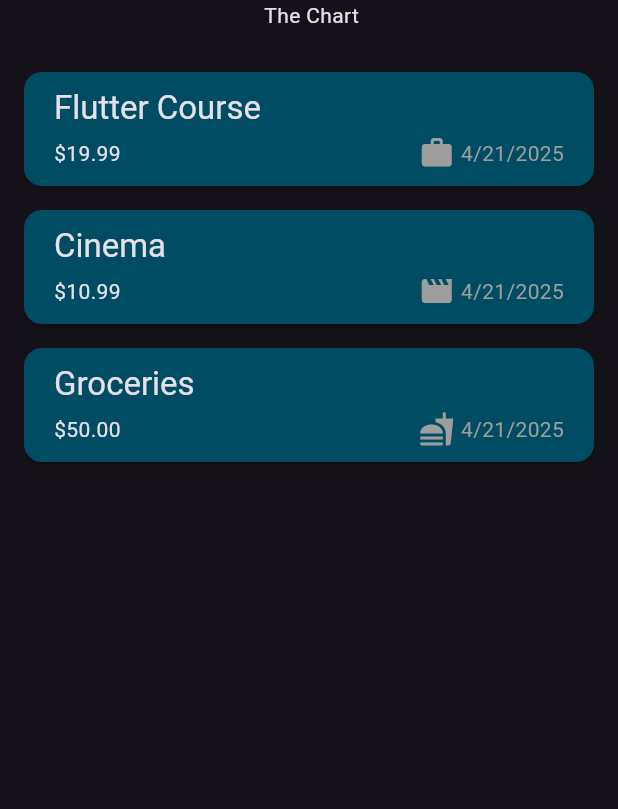
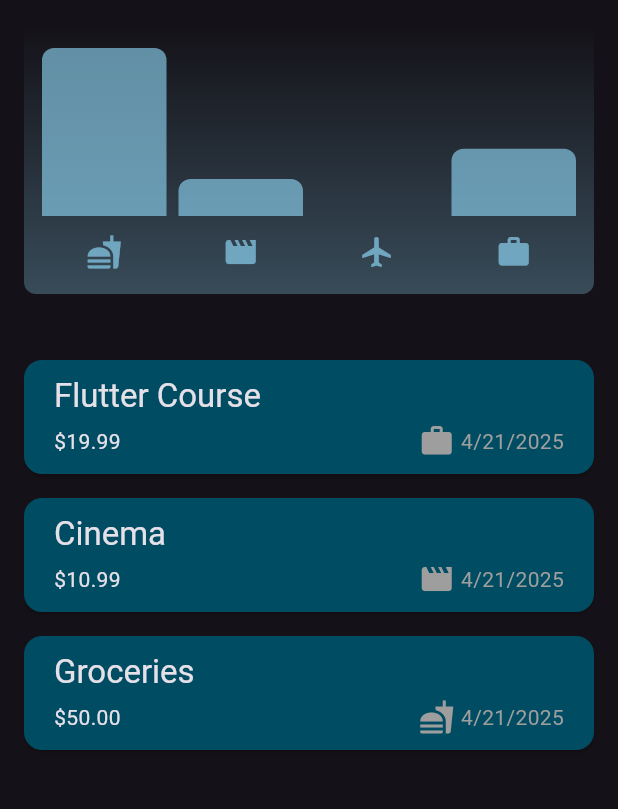
Before and after one commit to PJozeph/expense-tracker-app, a Flutter app: the screen it shows after launch, on a phone screen of 412 x 824 dp, the part 84-893 px from its top. Run offline on Flutter 3.47's test engine with Material 3 defaults, Android fonts, the phone set to English and light mode, and no system bars.

Commit message:
add chart and chart bar widgets to visualize expense categories

```diff
--- a/lib/models/expense.dart
+++ b/lib/models/expense.dart
@@ -28,8 +28,27 @@ class Expense {
     required this.category,
   }) : id = uuid.v4();
 
-
   String get formatedDate {
     return formatter.format(date);
   }
 }
+
+class ExpenseBucket {
+  final ExpenseCategory category;
+  final List<Expense> expenses;
+
+  ExpenseBucket.forCategory(List<Expense> allExpense, this.category)
+    : expenses =
+          allExpense.where((expense) => expense.category == category).toList();
+
+  ExpenseBucket({required this.category, required this.expenses});
+
+  double get totalExpenses {
+    double total = 0;
+    for (var expense in expenses) {
+      total += expense.amount;
+    }
+
+    return total;
+  }
+}
--- /dev/null
+++ b/lib/widgets/chart.dart
@@ -0,0 +1,95 @@
+import 'package:expense_tracker/widgets/chart_bar.dart';
+import 'package:flutter/foundation.dart';
+import 'package:flutter/material.dart';
+
+import 'package:expense_tracker/models/expense.dart';
+
+class Chart extends StatelessWidget {
+  const Chart({super.key, required this.expenses});
+
+  final List<Expense> expenses;
+
+  List<ExpenseBucket> get buckets {
+    return [
+      ExpenseBucket.forCategory(expenses, ExpenseCategory.food),
+      ExpenseBucket.forCategory(expenses, ExpenseCategory.leisure),
+      ExpenseBucket.forCategory(expenses, ExpenseCategory.travel),
+      ExpenseBucket.forCategory(expenses, ExpenseCategory.work),
+    ];
+  }
+
+  double get maxTotalExpense {
+    double maxTotalExpense = 0;
+
+    for (final bucket in buckets) {
+      if (bucket.totalExpenses > maxTotalExpense) {
+        maxTotalExpense = bucket.totalExpenses;
+      }
+    }
+
+    return maxTotalExpense;
+  }
+
+  @override
+  Widget build(BuildContext context) {
+    final isDarkMode =
+        MediaQuery.of(context).platformBrightness == Brightness.dark;
+    return Container(
+      margin: const EdgeInsets.all(16),
+      padding: const EdgeInsets.symmetric(vertical: 16, horizontal: 8),
+      width: double.infinity,
+      height: 180,
+      decoration: BoxDecoration(
+        borderRadius: BorderRadius.circular(8),
+        gradient: LinearGradient(
+          colors: [
+            Theme.of(context).colorScheme.primary.withOpacity(0.3),
+            Theme.of(context).colorScheme.primary.withOpacity(0.0),
+          ],
+          begin: Alignment.bottomCenter,
+          end: Alignment.topCenter,
+        ),
+      ),
+      child: Column(
+        children: [
+          Expanded(
+            child: Row(
+              crossAxisAlignment: CrossAxisAlignment.end,
+              children: [
+                for (final bucket in buckets) // alternative to map()
+                  ChartBar(
+                    fill:
+                        bucket.totalExpenses == 0
+                            ? 0
+                            : bucket.totalExpenses / maxTotalExpense,
+                  ),
+              ],
+            ),
+          ),
+          const SizedBox(height: 12),
+          Row(
+            children:
+                buckets
+                    .map(
+                      (bucket) => Expanded(
+                        child: Padding(
+                          padding: const EdgeInsets.symmetric(horizontal: 4),
+                          child: Icon(
+                            categoryIcons[bucket.category],
+                            color:
+                                isDarkMode
+                                    ? Theme.of(context).colorScheme.secondary
+                                    : Theme.of(
+                                      context,
+                                    ).colorScheme.primary.withOpacity(0.7),
+                          ),
+                        ),
+                      ),
+                    )
+                    .toList(),
+          ),
+        ],
+      ),
+    );
+  }
+}
--- /dev/null
+++ b/lib/widgets/chart_bar.dart
@@ -0,0 +1,34 @@
+import 'package:flutter/material.dart';
+
+class ChartBar extends StatelessWidget {
+  const ChartBar({
+    super.key,
+    required this.fill,
+  });
+
+  final double fill;
+
+  @override
+  Widget build(BuildContext context) {
+    final isDarkMode =
+        MediaQuery.of(context).platformBrightness == Brightness.dark;
+    return Expanded(
+      child: Padding(
+        padding: const EdgeInsets.symmetric(horizontal: 4),
+        child: FractionallySizedBox(
+          heightFactor: fill,
+          child: DecoratedBox(
+            decoration: BoxDecoration(
+              shape: BoxShape.rectangle,
+              borderRadius:
+                  const BorderRadius.vertical(top: Radius.circular(8)),
+              color: isDarkMode
+                  ? Theme.of(context).colorScheme.secondary
+                  : Theme.of(context).colorScheme.primary.withOpacity(0.65),
+            ),
+          ),
+        ),
+      ),
+    );
+  }
+}
--- a/lib/widgets/expenses.dart
+++ b/lib/widgets/expenses.dart
@@ -1,3 +1,4 @@
+import 'package:expense_tracker/widgets/chart.dart';
 import 'package:expense_tracker/widgets/expense-list/expense_list.dart';
 import 'package:expense_tracker/models/expense.dart';
 import 'package:expense_tracker/widgets/new-expense.dart';
@@ -98,7 +99,7 @@ class _ExpensesState extends State<Expenses> {
       ),
       body: Column(
         children: [
-          Text(" The Chart"),
+          Chart(expenses: _registeredExpenses),
           SizedBox(height: 20),
           Expanded(child: mainContent),
         ],
```
